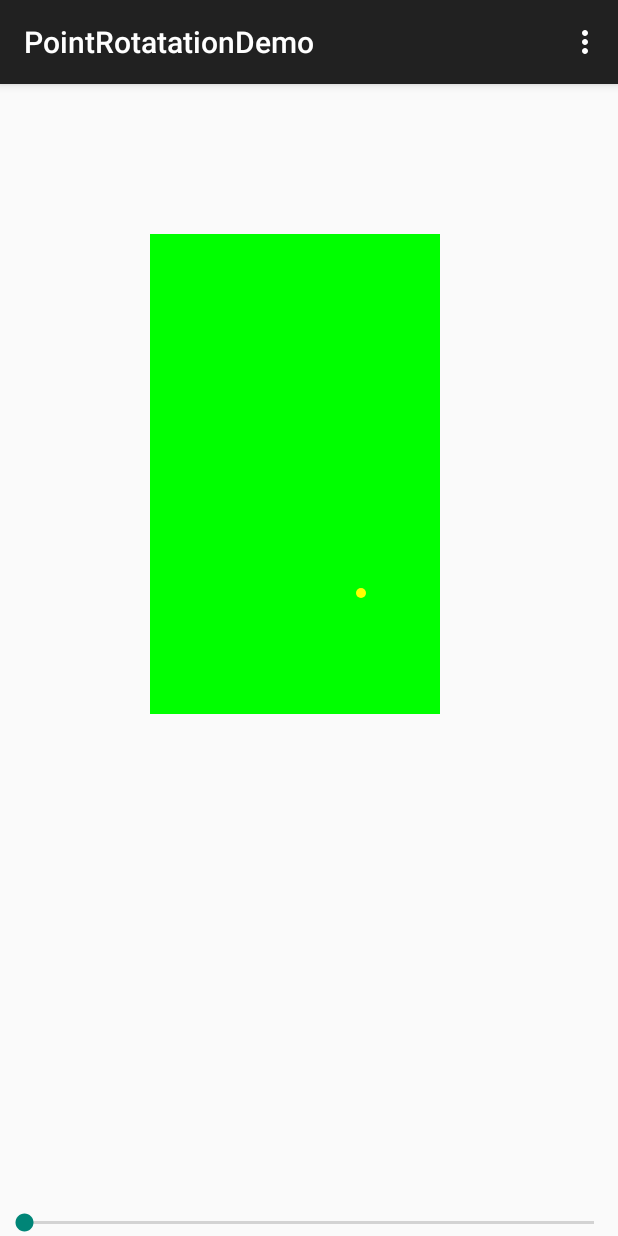
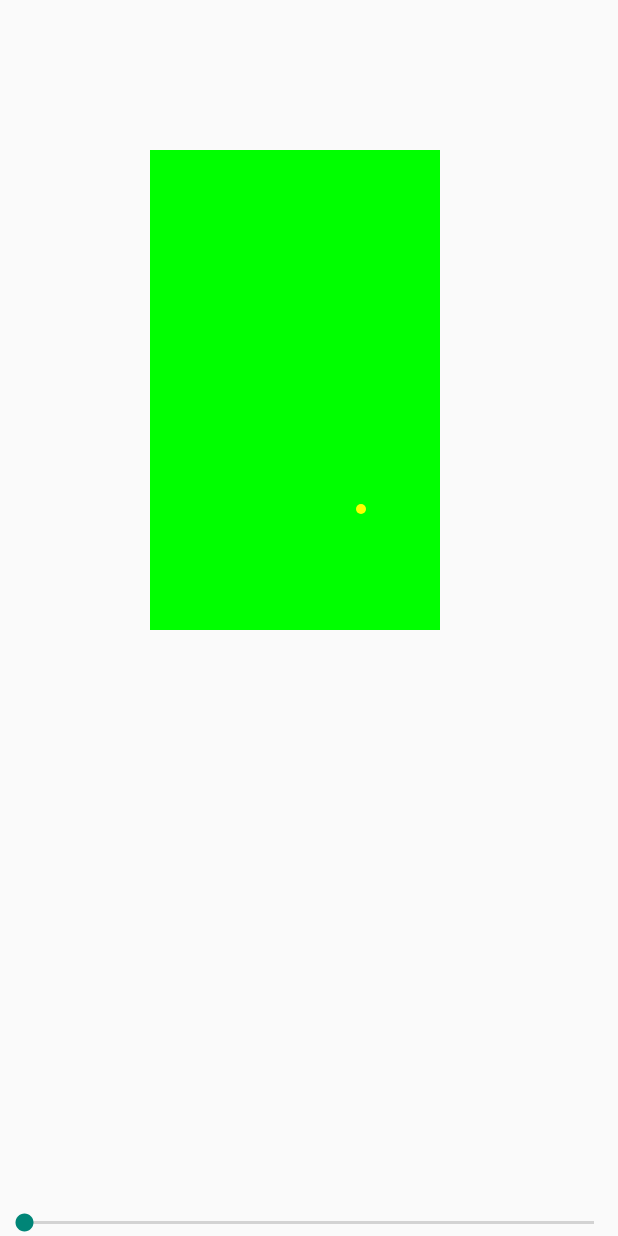
Before and after one commit to bleege/PointRotatationDemo, an Android app: the screen it shows after launch (RotationActivity), on a phone screen of 412 x 824 dp. Run offline under Robolectric (Android 15) with nearby library versions, the phone set to English and light mode, and no system bars.

Commit message:
Converting to regular activity w/o actionbar and menu

```diff
--- a/app/src/main/java/bradleege/com/pointrotatationdemo/RotationActivity.java
+++ b/app/src/main/java/bradleege/com/pointrotatationdemo/RotationActivity.java
@@ -2,17 +2,15 @@
 
 package bradleege.com.pointrotatationdemo;
 
+import android.app.Activity;
 import android.graphics.Point;
 import android.graphics.Rect;
-import android.support.v7.app.ActionBarActivity;
 import android.os.Bundle;
 import android.util.Log;
-import android.view.Menu;
-import android.view.MenuItem;
 import android.widget.RelativeLayout;
 import android.widget.SeekBar;
 
-public class RotationActivity extends ActionBarActivity implements SeekBar.OnSeekBarChangeListener {
+public class RotationActivity extends Activity implements SeekBar.OnSeekBarChangeListener {
 
 
     private MyDrawing myDrawing;
@@ -30,13 +28,11 @@ public class RotationActivity extends ActionBarActivity implements SeekBar.OnSee
         int y = (int) (rect.top + Math.random() * rect.height());
         Point coordinate = new Point(x, y);
 
-
         // To draw the rect we create a CustomView
         myDrawing = new MyDrawing(this, rect, coordinate);
 
         RelativeLayout rl = (RelativeLayout)findViewById(R.id.container);
         rl.addView(myDrawing);
-
 
         mSeekbar = (SeekBar)findViewById(R.id.seekBar1);
         mSeekbar.setMax(360);
@@ -44,35 +40,12 @@ public class RotationActivity extends ActionBarActivity implements SeekBar.OnSee
     }
 
     @Override
-    public boolean onCreateOptionsMenu(Menu menu) {
-        // Inflate the menu; this adds items to the action bar if it is present.
-        getMenuInflater().inflate(R.menu.menu_rotation, menu);
-        return true;
-    }
-
-    @Override
-    public boolean onOptionsItemSelected(MenuItem item) {
-        // Handle action bar item clicks here. The action bar will
-        // automatically handle clicks on the Home/Up button, so long
-        // as you specify a parent activity in AndroidManifest.xml.
-        int id = item.getItemId();
-
-        //noinspection SimplifiableIfStatement
-        if (id == R.id.action_settings) {
-            return true;
-        }
-
-        return super.onOptionsItemSelected(item);
-    }
-
-    @Override
     public void onProgressChanged(SeekBar seekBar, int progress,boolean fromUser) {
 
         Point newCoordinates = myDrawing.rotate(progress);
 
-
         // Now -> our float[] pts contains the new x,y coordinates
-        Log.d("test", "Before Rotate myPoint(" + newCoordinates.x + "," + newCoordinates.y + ")");
+        Log.i("test", "Before Rotate myPoint(" + newCoordinates.x + "," + newCoordinates.y + ")");
         myDrawing.invalidate();
 
     }
--- a/app/src/main/res/menu/menu_rotation.xml
+++ /dev/null
@@ -1,6 +0,0 @@
-<menu xmlns:android="http://schemas.android.com/apk/res/android"
-    xmlns:app="http://schemas.android.com/apk/res-auto"
-    xmlns:tools="http://schemas.android.com/tools" tools:context=".RotationActivity">
-    <item android:id="@+id/action_settings" android:title="@string/action_settings"
-        android:orderInCategory="100" app:showAsAction="never" />
-</menu>
```
